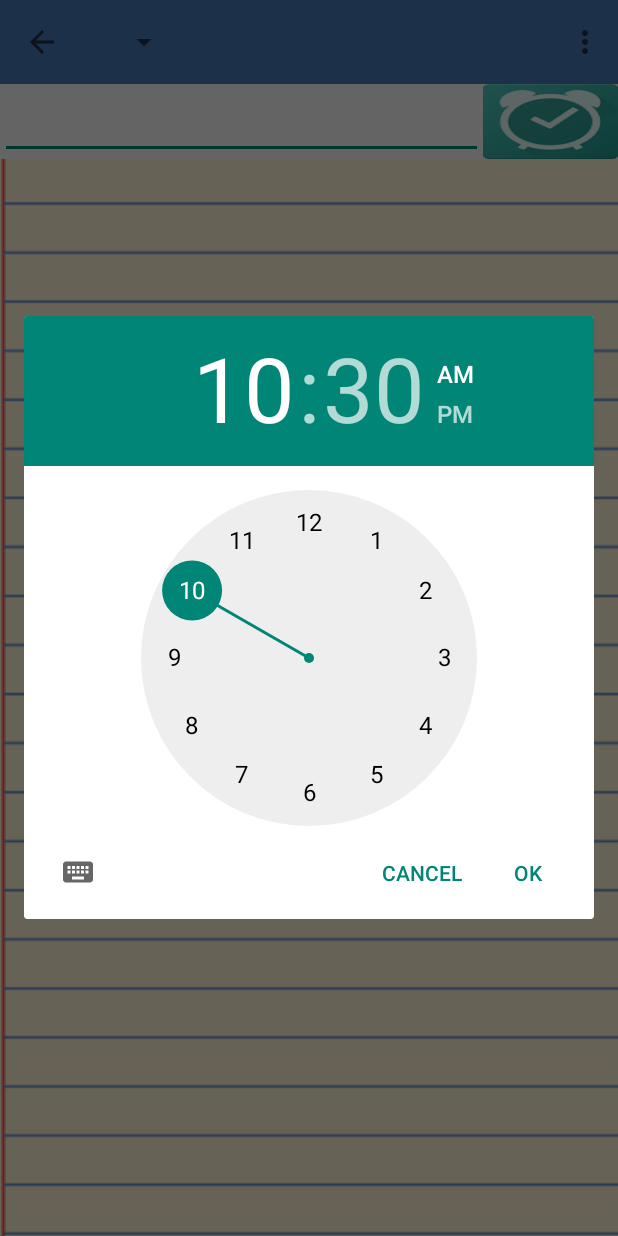
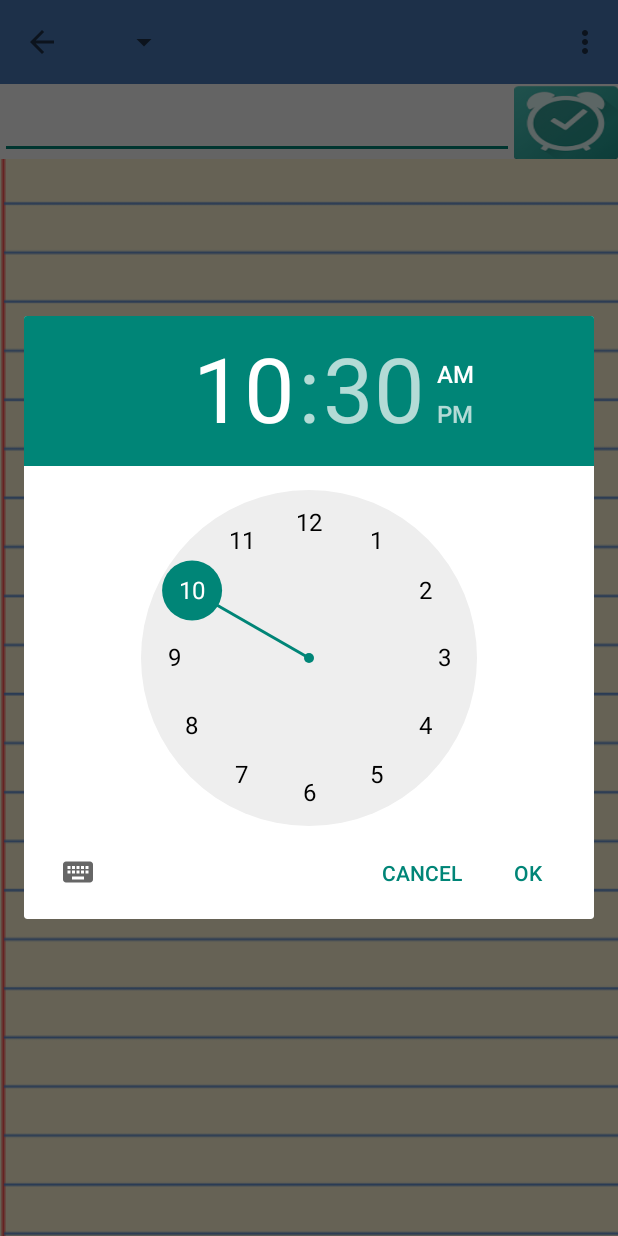
Before and after one commit to gitmaster3000/EasyNote, an Android app: the addNote screen opened directly, with no data from a screen before it, after a tap on an icon or button, on a phone screen of 412 x 824 dp. Run offline under Robolectric (Android 15) with nearby library versions, the phone set to English and light mode, and no system bars; 3 statements that could not run were skipped.

Commit message:
Alarm Icon readjusted

```diff
--- a/app/src/main/res/layout/activity_add_note.xml
+++ b/app/src/main/res/layout/activity_add_note.xml
@@ -42,9 +42,9 @@
         android:textStyle="bold"
         android:inputType="text" />
     <Button
-        android:layout_width="wrap_content"
+        android:layout_width="69dp"
         android:background="@drawable/alarm"
-        android:layout_height="match_parent"
+        android:layout_height="49dp"
 
         android:id="@+id/reminder" />
 
```
